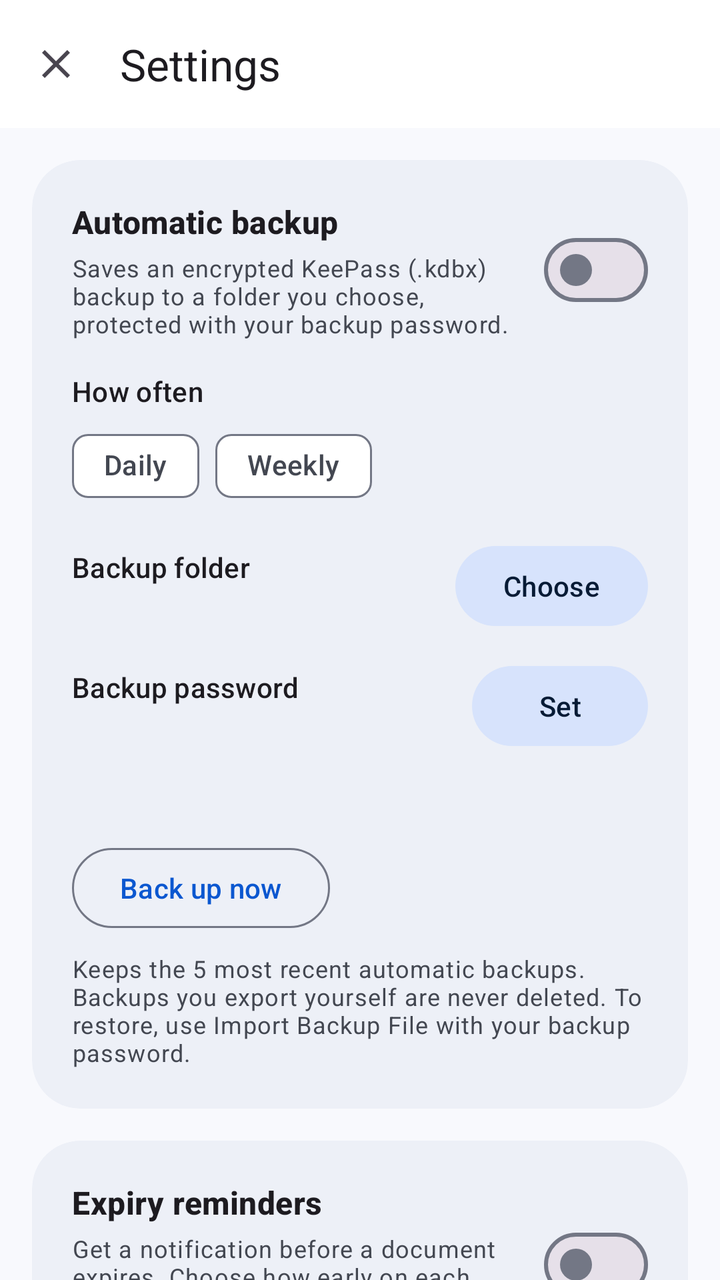
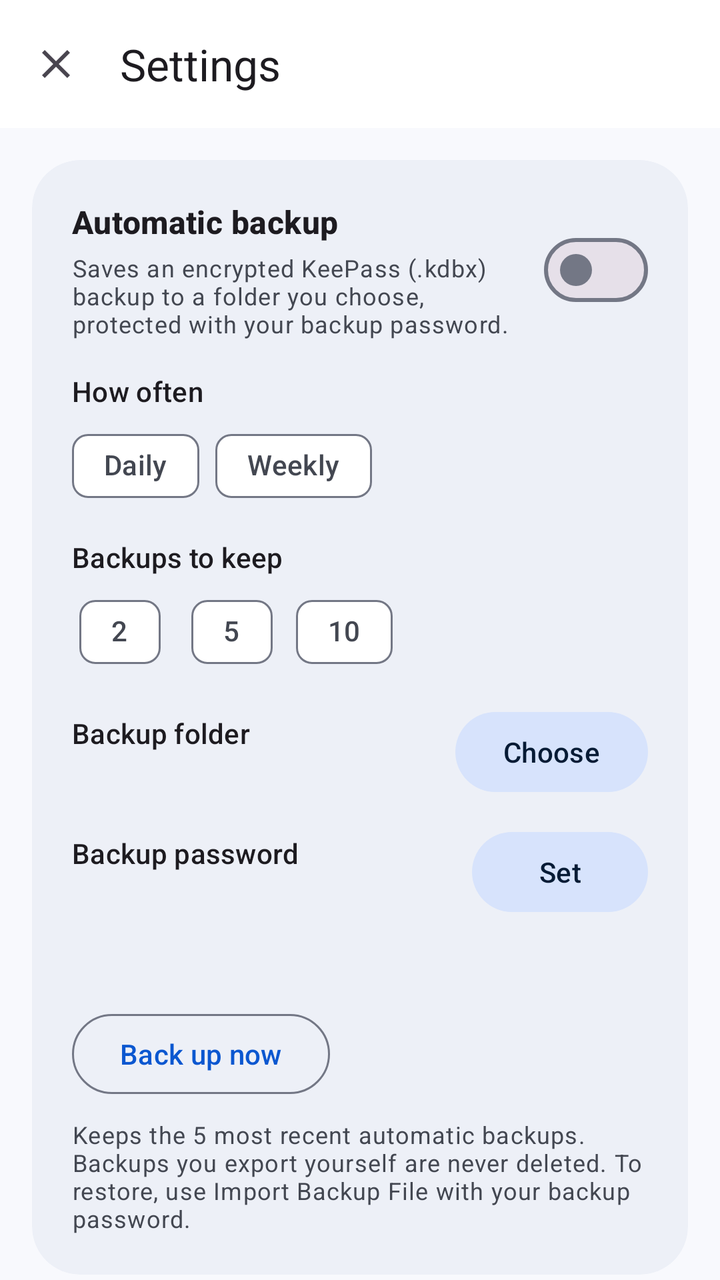

Compare the two renders of this Android layout. The source of the first and the diff that turns it into the second are given below.
<!-- AndroidManifest.xml: application theme Theme.Papercase -->
<!-- res/layout/activity_locker_settings.xml -->
<?xml version="1.0" encoding="utf-8"?>
<androidx.coordinatorlayout.widget.CoordinatorLayout xmlns:android="http://schemas.android.com/apk/res/android"
    xmlns:app="http://schemas.android.com/apk/res-auto"
    android:id="@+id/root"
    android:layout_width="match_parent"
    android:layout_height="match_parent"
    android:fitsSystemWindows="true">

    <com.google.android.material.appbar.AppBarLayout
        android:layout_width="match_parent"
        android:layout_height="wrap_content"
        android:background="?attr/colorSurface">

        <com.google.android.material.appbar.MaterialToolbar
            android:id="@+id/toolbar"
            android:layout_width="match_parent"
            android:layout_height="?attr/actionBarSize"
            app:navigationIcon="@drawable/ic_clear"
            app:title="Settings" />

    </com.google.android.material.appbar.AppBarLayout>

    <androidx.core.widget.NestedScrollView
        android:layout_width="match_parent"
        android:layout_height="match_parent"
        app:layout_behavior="@string/appbar_scrolling_view_behavior">

        <LinearLayout
            android:layout_width="match_parent"
            android:layout_height="wrap_content"
            android:orientation="vertical"
            android:padding="16dp">

            
            <com.google.android.material.card.MaterialCardView
                android:layout_width="match_parent"
                android:layout_height="wrap_content"
                app:cardBackgroundColor="?attr/colorSurfaceContainer"
                app:cardCornerRadius="24dp"
                app:cardElevation="0dp"
                app:strokeWidth="0dp">

                <LinearLayout
                    android:layout_width="match_parent"
                    android:layout_height="wrap_content"
                    android:orientation="vertical"
                    android:padding="20dp">

                    <LinearLayout
                        android:layout_width="match_parent"
                        android:layout_height="wrap_content"
                        android:gravity="center_vertical"
                        android:orientation="horizontal">

                        <LinearLayout
                            android:layout_width="0dp"
                            android:layout_height="wrap_content"
                            android:layout_weight="1"
                            android:orientation="vertical">

                            <TextView
                                android:layout_width="wrap_content"
                                android:layout_height="wrap_content"
                                android:text="Automatic backup"
                                android:textAppearance="@style/TextAppearance.Material3.TitleMedium"
                                android:textStyle="bold" />

                            <TextView
                                android:layout_width="wrap_content"
                                android:layout_height="wrap_content"
                                android:layout_marginTop="4dp"
                                android:text="Saves an encrypted KeePass (.kdbx) backup to a folder you choose, protected with your backup password."
                                android:textAppearance="@style/TextAppearance.Material3.BodySmall"
                                android:textColor="?attr/colorOnSurfaceVariant" />

                        </LinearLayout>

                        <com.google.android.material.materialswitch.MaterialSwitch
                            android:id="@+id/switchAutoBackup"
                            android:layout_width="wrap_content"
                            android:layout_height="wrap_content"
                            android:layout_marginStart="12dp" />

                    </LinearLayout>

                    <LinearLayout
                        android:id="@+id/layoutBackupOptions"
                        android:layout_width="match_parent"
                        android:layout_height="wrap_content"
                        android:layout_marginTop="16dp"
                        android:orientation="vertical">

                        <TextView
                            android:layout_width="wrap_content"
                            android:layout_height="wrap_content"
                            android:text="How often"
                            android:textAppearance="@style/TextAppearance.Material3.LabelLarge" />

                        <com.google.android.material.chip.ChipGroup
                            android:id="@+id/chipGroupFrequency"
                            android:layout_width="wrap_content"
                            android:layout_height="wrap_content"
                            android:layout_marginTop="4dp"
                            app:selectionRequired="true"
                            app:singleSelection="true">

                            <com.google.android.material.chip.Chip
                                android:id="@+id/chipDaily"
                                style="@style/Widget.Material3.Chip.Filter"
                                android:layout_width="wrap_content"
                                android:layout_height="wrap_content"
                                android:text="Daily" />

                            <com.google.android.material.chip.Chip
                                android:id="@+id/chipWeekly"
                                style="@style/Widget.Material3.Chip.Filter"
                                android:layout_width="wrap_content"
                                android:layout_height="wrap_content"
                                android:text="Weekly" />

                        </com.google.android.material.chip.ChipGroup>

                        
                        <LinearLayout
                            android:layout_width="match_parent"
                            android:layout_height="wrap_content"
                            android:layout_marginTop="12dp"
                            android:gravity="center_vertical"
                            android:orientation="horizontal">

                            <LinearLayout
                                android:layout_width="0dp"
                                android:layout_height="wrap_content"
                                android:layout_weight="1"
                                android:orientation="vertical">

                                <TextView
                                    android:layout_width="wrap_content"
                                    android:layout_height="wrap_content"
                                    android:text="Backup folder"
                                    android:textAppearance="@style/TextAppearance.Material3.LabelLarge" />

                                <TextView
                                    android:id="@+id/tvBackupFolder"
                                    android:layout_width="wrap_content"
                                    android:layout_height="wrap_content"
                                    android:textAppearance="@style/TextAppearance.Material3.BodyMedium"
                                    android:textColor="?attr/colorOnSurfaceVariant" />

                            </LinearLayout>

                            <com.google.android.material.button.MaterialButton
                                android:id="@+id/btnChooseFolder"
                                style="@style/Widget.Material3.Button.TonalButton"
                                android:layout_width="wrap_content"
                                android:layout_height="wrap_content"
                                android:text="Choose" />

                        </LinearLayout>

                        
                        <LinearLayout
                            android:layout_width="match_parent"
                            android:layout_height="wrap_content"
                            android:layout_marginTop="12dp"
                            android:gravity="center_vertical"
                            android:orientation="horizontal">

                            <LinearLayout
                                android:layout_width="0dp"
                                android:layout_height="wrap_content"
                                android:layout_weight="1"
                                android:orientation="vertical">

                                <TextView
                                    android:layout_width="wrap_content"
                                    android:layout_height="wrap_content"
                                    android:text="Backup password"
                                    android:textAppearance="@style/TextAppearance.Material3.LabelLarge" />

                                <TextView
                                    android:id="@+id/tvBackupPassword"
                                    android:layout_width="wrap_content"
                                    android:layout_height="wrap_content"
                                    android:textAppearance="@style/TextAppearance.Material3.BodyMedium"
                                    android:textColor="?attr/colorOnSurfaceVariant" />

                            </LinearLayout>

                            <com.google.android.material.button.MaterialButton
                                android:id="@+id/btnSetPassword"
                                style="@style/Widget.Material3.Button.TonalButton"
                                android:layout_width="wrap_content"
                                android:layout_height="wrap_content"
                                android:text="Set" />

                        </LinearLayout>

                        <TextView
                            android:id="@+id/tvBackupStatus"
                            android:layout_width="match_parent"
                            android:layout_height="wrap_content"
                            android:layout_marginTop="16dp"
                            android:textAppearance="@style/TextAppearance.Material3.BodyMedium" />

                        <com.google.android.material.button.MaterialButton
                            android:id="@+id/btnBackupNow"
                            style="@style/Widget.Material3.Button.OutlinedButton"
                            android:layout_width="wrap_content"
                            android:layout_height="wrap_content"
                            android:layout_marginTop="8dp"
                            android:text="Back up now" />

                        <TextView
                            android:layout_width="match_parent"
                            android:layout_height="wrap_content"
                            android:layout_marginTop="8dp"
                            android:text="Keeps the 5 most recent automatic backups. Backups you export yourself are never deleted. To restore, use Import Backup File with your backup password."
                            android:textAppearance="@style/TextAppearance.Material3.BodySmall"
                            android:textColor="?attr/colorOnSurfaceVariant" />

                    </LinearLayout>

                </LinearLayout>

            </com.google.android.material.card.MaterialCardView>

            
            <com.google.android.material.card.MaterialCardView
                android:layout_width="match_parent"
                android:layout_height="wrap_content"
                android:layout_marginTop="16dp"
                app:cardBackgroundColor="?attr/colorSurfaceContainer"
                app:cardCornerRadius="24dp"
                app:cardElevation="0dp"
                app:strokeWidth="0dp">

                <LinearLayout
                    android:layout_width="match_parent"
                    android:layout_height="wrap_content"
                    android:gravity="center_vertical"
                    android:orientation="horizontal"
                    android:padding="20dp">

                    <LinearLayout
                        android:layout_width="0dp"
                        android:layout_height="wrap_content"
                        android:layout_weight="1"
                        android:orientation="vertical">

                        <TextView
                            android:layout_width="wrap_content"
                            android:layout_height="wrap_content"
                            android:text="Expiry reminders"
                            android:textAppearance="@style/TextAppearance.Material3.TitleMedium"
                            android:textStyle="bold" />

                        <TextView
                            android:id="@+id/tvRemindersInfo"
                            android:layout_width="wrap_content"
                            android:layout_height="wrap_content"
                            android:layout_marginTop="4dp"
                            android:text="Get a notification before a document expires. Choose how early on each document. The lock screen only shows that a document expires soon."
                            android:textAppearance="@style/TextAppearance.Material3.BodySmall"
                            android:textColor="?attr/colorOnSurfaceVariant" />

                    </LinearLayout>

                    <com.google.android.material.materialswitch.MaterialSwitch
                        android:id="@+id/switchReminders"
                        android:layout_width="wrap_content"
                        android:layout_height="wrap_content"
                        android:layout_marginStart="12dp" />

                </LinearLayout>

            </com.google.android.material.card.MaterialCardView>

        </LinearLayout>

    </androidx.core.widget.NestedScrollView>

</androidx.coordinatorlayout.widget.CoordinatorLayout>
<!-- resources referenced by this layout -->
<resources>
  <!-- drawable ic_clear (drawable) -->
  <vector xmlns:android="http://schemas.android.com/apk/res/android"
      android:width="24dp"
      android:height="24dp"
      android:viewportWidth="24"
      android:viewportHeight="24"
      android:tint="?attr/colorControlNormal">
    <path
        android:fillColor="@android:color/white"
        android:pathData="M19,6.41L17.59,5 12,10.59 6.41,5 5,6.41 10.59,12 5,17.59 6.41,19 12,13.41 17.59,19 19,17.59 13.41,12z"/>
  </vector>
  <color name="primary">#0B57D0</color>
  <color name="on_primary">#FFFFFF</color>
  <color name="primary_container">#D3E3FD</color>
  <color name="on_primary_container">#041E49</color>
  <color name="secondary">#4D5F7C</color>
  <color name="on_secondary">#FFFFFF</color>
  <color name="secondary_container">#D7E3FC</color>
  <color name="on_secondary_container">#071B35</color>
  <color name="tertiary">#69577D</color>
  <color name="on_tertiary">#FFFFFF</color>
  <color name="tertiary_container">#F1DBFF</color>
  <color name="on_tertiary_container">#241536</color>
  <color name="background_light">#F8F9FD</color>
  <color name="surface_light">#FFFFFF</color>
  <color name="surface_variant_light">#DFE3EC</color>
  <color name="surface_container_light">#EDF0F7</color>
  <color name="surface_container_high_light">#E7EBF2</color>
  <color name="outline_light">#737785</color>
  <color name="outline_variant_light">#E0E3EB</color>
  <color name="on_surface_light">#191C20</color>
  <color name="on_surface_variant_light">#434751</color>
  <style name="Widget.Papercase.BottomNavigation" parent="Widget.Material3.BottomNavigationView">
          <item name="elevation">0dp</item>
          <item name="itemRippleColor">?attr/colorPrimaryContainer</item>
          <item name="itemActiveIndicatorStyle">@style/Widget.Papercase.BottomNavIndicator</item>
      </style>
  <style name="Widget.Papercase.BottomNavIndicator" parent="Widget.Material3.BottomNavigationView.ActiveIndicator">
          <item name="android:color">?attr/colorPrimaryContainer</item>
      </style>
  <!-- unchanged entries left out for length: 1 -->
</resources>

<!-- the commit's change to res/layout/activity_locker_settings.xml (unified diff, before → after) -->
@@ -120,6 +120,44 @@
 
                         </com.google.android.material.chip.ChipGroup>
 
+                        <TextView
+                            android:layout_width="wrap_content"
+                            android:layout_height="wrap_content"
+                            android:layout_marginTop="12dp"
+                            android:text="Backups to keep"
+                            android:textAppearance="@style/TextAppearance.Material3.LabelLarge" />
+
+                        <com.google.android.material.chip.ChipGroup
+                            android:id="@+id/chipGroupKeep"
+                            android:layout_width="wrap_content"
+                            android:layout_height="wrap_content"
+                            android:layout_marginTop="4dp"
+                            app:selectionRequired="true"
+                            app:singleSelection="true">
+
+                            <com.google.android.material.chip.Chip
+                                android:id="@+id/chipKeep2"
+                                style="@style/Widget.Material3.Chip.Filter"
+                                android:layout_width="wrap_content"
+                                android:layout_height="wrap_content"
+                                android:text="2" />
+
+                            <com.google.android.material.chip.Chip
+                                android:id="@+id/chipKeep5"
+                                style="@style/Widget.Material3.Chip.Filter"
+                                android:layout_width="wrap_content"
+                                android:layout_height="wrap_content"
+                                android:text="5" />
+
+                            <com.google.android.material.chip.Chip
+                                android:id="@+id/chipKeep10"
+                                style="@style/Widget.Material3.Chip.Filter"
+                                android:layout_width="wrap_content"
+                                android:layout_height="wrap_content"
+                                android:text="10" />
+
+                        </com.google.android.material.chip.ChipGroup>
+
                         
                         <LinearLayout
                             android:layout_width="match_parent"
@@ -202,6 +240,15 @@
                             android:layout_height="wrap_content"
                             android:layout_marginTop="16dp"
                             android:textAppearance="@style/TextAppearance.Material3.BodyMedium" />
+
+                        <TextView
+                            android:id="@+id/tvBackupSize"
+                            android:layout_width="match_parent"
+                            android:layout_height="wrap_content"
+                            android:layout_marginTop="4dp"
+                            android:textAppearance="@style/TextAppearance.Material3.BodyMedium"
+                            android:textColor="?attr/colorOnSurfaceVariant"
+                            android:visibility="gone" />
 
                         <com.google.android.material.button.MaterialButton
                             android:id="@+id/btnBackupNow"
